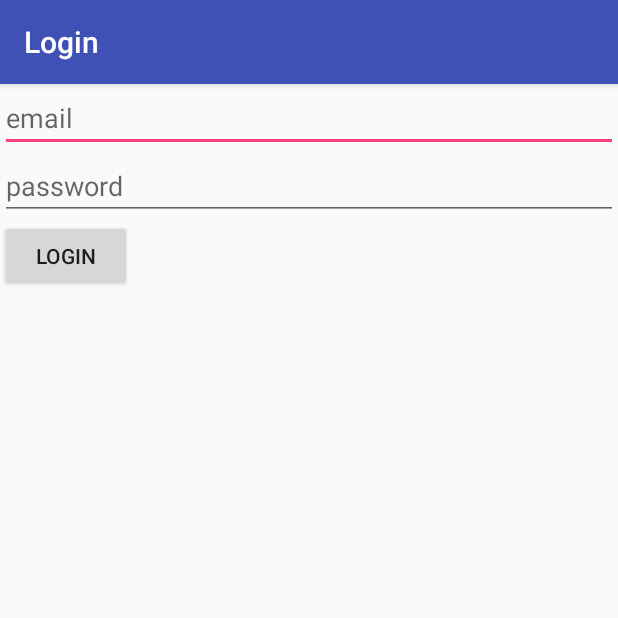
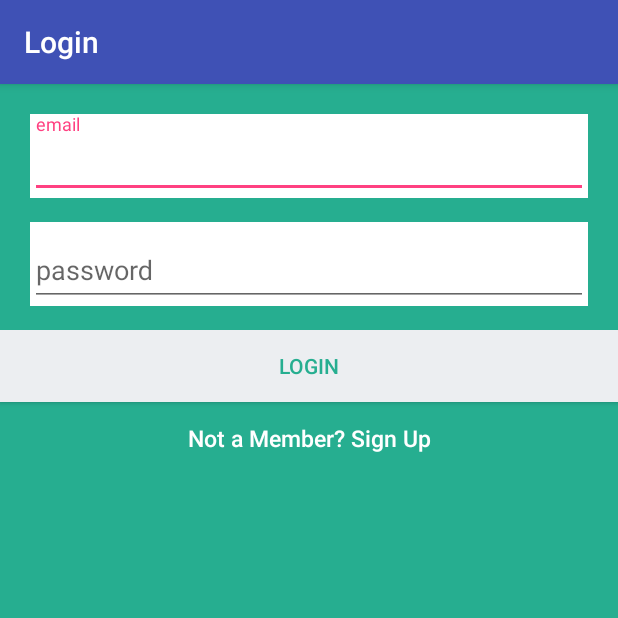
Before and after one commit to mursitaffandi/Dododo, an Android app: the screen it shows after launch (LoginActivity), on a phone screen of 412 x 824 dp, the top half of it. Run offline under Robolectric (Android 15) with nearby library versions, the phone set to English and light mode, and no system bars.

Commit message:
loginlayout

```diff
--- a/app/build.gradle
+++ b/app/build.gradle
@@ -28,5 +28,6 @@ dependencies {
     compile 'com.android.support.constraint:constraint-layout:1.0.2'
     testCompile 'junit:junit:4.12'
 
+    compile 'com.android.support:design:26.+'
     compile 'com.android.volley:volley:1.0.0'
 }
--- a/app/src/main/res/layout/activity_login.xml
+++ b/app/src/main/res/layout/activity_login.xml
@@ -4,24 +4,63 @@
     xmlns:tools="http://schemas.android.com/tools"
     android:layout_width="match_parent"
     android:layout_height="match_parent"
+    android:background="@color/bg_login"
     tools:context="com.mursitaffandi.dododo.LoginActivity">
 
+    <LinearLayout
+        android:layout_width="match_parent"
+        android:layout_height="wrap_content"
+        android:orientation="vertical"
+        android:layout_marginTop="20dp"
+        android:paddingRight="20dp"
+        android:paddingLeft="20dp"
+        android:id="@+id/linear1">
+    <android.support.design.widget.TextInputLayout
+        android:layout_width="match_parent"
+        android:layout_height="wrap_content"
+        android:background="@color/white"
+        android:layout_marginBottom="@dimen/activity_vertical_margin">
         <EditText
             android:layout_width="match_parent"
             android:layout_height="wrap_content"
             android:hint="email"
             android:id="@+id/edt_email"/>
+    </android.support.design.widget.TextInputLayout>
+
+    <android.support.design.widget.TextInputLayout
+        android:layout_width="match_parent"
+        android:layout_height="wrap_content"
+        android:background="@color/white"
+        android:layout_marginBottom="@dimen/activity_vertical_margin">
         <EditText
             android:layout_width="match_parent"
             android:layout_height="wrap_content"
             android:hint="password"
-        android:layout_below="@+id/edt_email"
             android:inputType="textPassword"
             android:id="@+id/edt_password"/>
+    </android.support.design.widget.TextInputLayout>
+    </LinearLayout>
+    <LinearLayout
+        android:layout_width="match_parent"
+        android:layout_height="wrap_content"
+        android:layout_below="@+id/linear1"
+        android:orientation="vertical">
         <Button
-        android:layout_width="wrap_content"
+            android:layout_width="match_parent"
             android:layout_height="wrap_content"
+            android:background="@color/btn_login_bg"
+            android:textColor="@color/btn_login"
             android:text="Login"
-        android:id="@+id/btn_login"
-        android:layout_below="@+id/edt_password"/>
+            android:id="@+id/btn_login" />
+        <Button
+            android:id="@+id/btn_link_register"
+            android:layout_width="match_parent"
+            android:layout_height="wrap_content"
+            android:background="@null"
+            android:text="Not a Member? Sign Up"
+            android:textAllCaps="false"
+            android:textColor="#fff"
+            android:textSize="15dp" />
+    </LinearLayout>
+
 </RelativeLayout>
--- a/app/src/main/res/values/colors.xml
+++ b/app/src/main/res/values/colors.xml
@@ -3,4 +3,18 @@
     <color name="colorPrimary">#3F51B5</color>
     <color name="colorPrimaryDark">#303F9F</color>
     <color name="colorAccent">#FF4081</color>
+
+    <color name="bg_login">#26ae90</color>
+    <color name="bg_register">#2e3237</color>
+    <color name="bg_main">#428bca</color>
+    <color name="white">#ffffff</color>
+    <color name="input_login">#222222</color>
+    <color name="input_login_hint">#999999</color>
+    <color name="input_register">#888888</color>
+    <color name="input_register_bg">#3b4148</color>
+    <color name="input_register_hint">#5e6266</color>
+    <color name="btn_login">#26ae90</color>
+    <color name="btn_login_bg">#eceef1</color>
+    <color name="lbl_name">#333333</color>
+    <color name="btn_logut_bg">#ff6861</color>
 </resources>
--- a/app/src/main/res/values/styles.xml
+++ b/app/src/main/res/values/styles.xml
@@ -6,6 +6,7 @@
         <item name="colorPrimary">@color/colorPrimary</item>
         <item name="colorPrimaryDark">@color/colorPrimaryDark</item>
         <item name="colorAccent">@color/colorAccent</item>
+
     </style>
 
     <style name="AppTheme.NoActionBar"
```
Also changed, not shown: app/src/main/java/com/mursitaffandi/dododo/RegisterActivity.java (+24 -1 lines), app/src/main/java/com/mursitaffandi/dododo/helper/HttpService.java (+5 -4 lines), app/src/main/res/layout/activity_register.xml (+34 -3 lines). Lines whose indentation alone changed are shown as unchanged.
